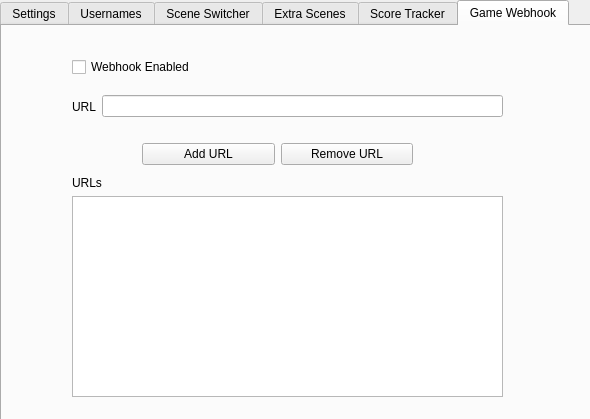
leigholiver/OBS-SC2Switcher, file forms/SettingsDialog.ui: the form before one commit.
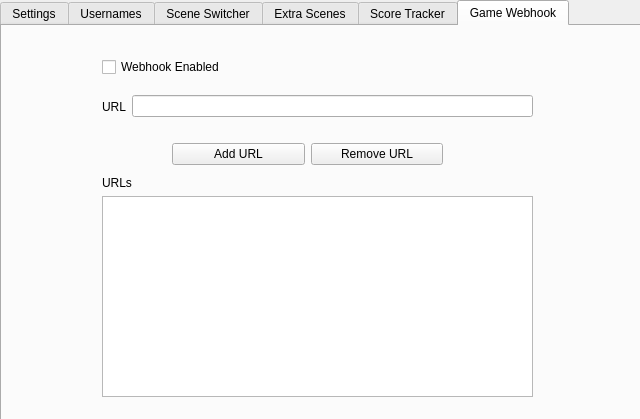
The form after the commit. The open tabs and pages were chosen to show the change.

```diff
--- a/forms/SettingsDialog.ui
+++ b/forms/SettingsDialog.ui
@@ -6,7 +6,7 @@
    <rect>
     <x>0</x>
     <y>0</y>
-    <width>590</width>
+    <width>640</width>
     <height>419</height>
    </rect>
   </property>
@@ -18,7 +18,7 @@
     <rect>
      <x>0</x>
      <y>0</y>
-     <width>591</width>
+     <width>641</width>
      <height>421</height>
     </rect>
    </property>
@@ -879,7 +879,7 @@
     <widget class="QCheckBox" name="webhookEnabled">
      <property name="geometry">
       <rect>
-       <x>70</x>
+       <x>100</x>
        <y>30</y>
        <width>191</width>
        <height>22</height>
@@ -892,7 +892,7 @@
     <widget class="QWidget" name="horizontalLayoutWidget_8">
      <property name="geometry">
       <rect>
-       <x>70</x>
+       <x>100</x>
        <y>60</y>
        <width>431</width>
        <height>41</height>
@@ -922,7 +922,7 @@
     <widget class="QWidget" name="verticalLayoutWidget_3">
      <property name="geometry">
       <rect>
-       <x>70</x>
+       <x>100</x>
        <y>150</y>
        <width>431</width>
        <height>221</height>
@@ -944,7 +944,7 @@
     <widget class="QWidget" name="horizontalLayoutWidget">
      <property name="geometry">
       <rect>
-       <x>140</x>
+       <x>170</x>
        <y>110</y>
        <width>271</width>
        <height>36</height>
```
Left out of the diff: 23 changed lines with no effect on the pictures.
